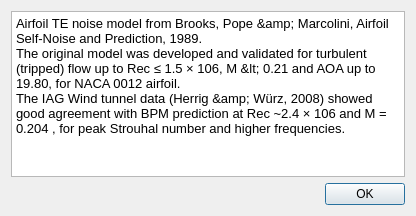
Qt form src/Noise/noisewarningdialog.ui (rmaugusto/qblade) before a commit.
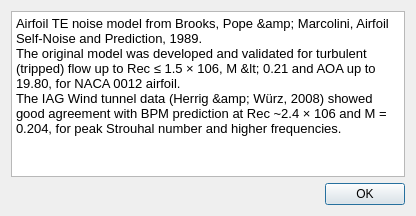
The same form after that commit.

Diff of the .ui file:
```diff
--- a/src/Noise/noisewarningdialog.ui
+++ b/src/Noise/noisewarningdialog.ui
@@ -30,7 +30,7 @@
      <property name="plainText">
       <string>Airfoil TE noise model from Brooks, Pope &amp; Marcolini, Airfoil Self-Noise and Prediction, 1989. 
 The original model was developed and validated for turbulent (tripped) flow up to Rec ≤ 1.5 × 106, M &lt; 0.21 and AOA up to 19.80, for NACA 0012 airfoil. 
-The IAG Wind tunnel data (Herrig &amp; Würz, 2008) showed good agreement with BPM prediction at Rec ~2.4 × 106 and M = 0.204 , for peak Strouhal number and higher frequencies.</string>
+The IAG Wind tunnel data (Herrig &amp; Würz, 2008) showed good agreement with BPM prediction at Rec ~2.4 × 106 and M = 0.204, for peak Strouhal number and higher frequencies.</string>
      </property>
      <property name="overwriteMode">
       <bool>false</bool>
```
